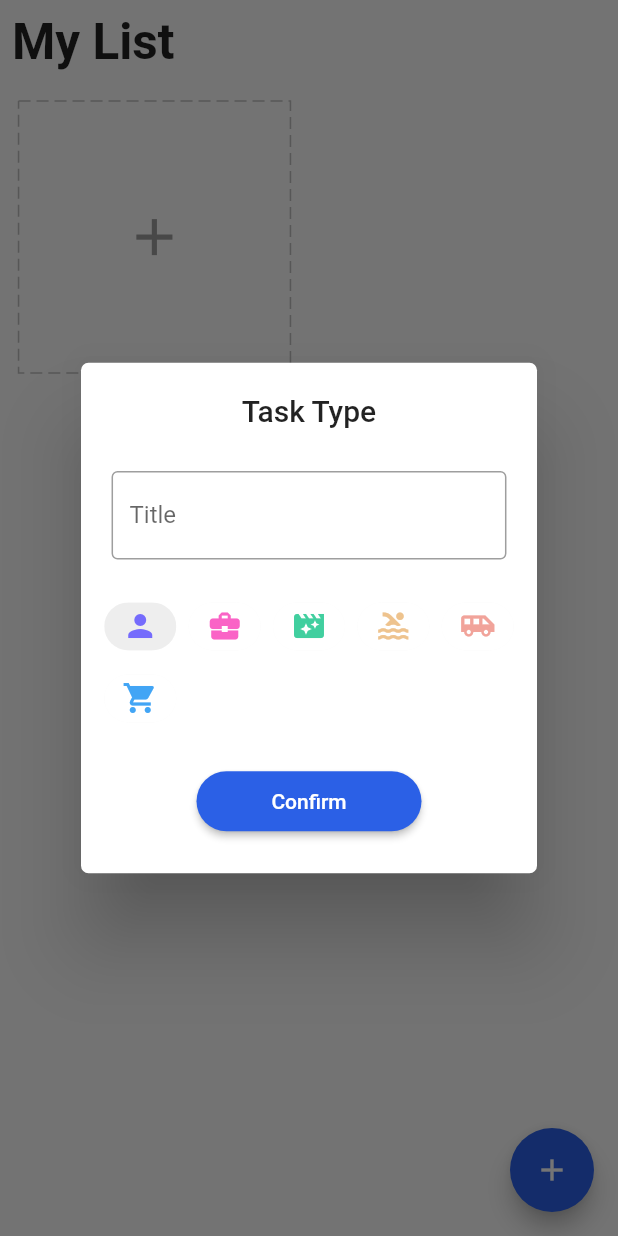
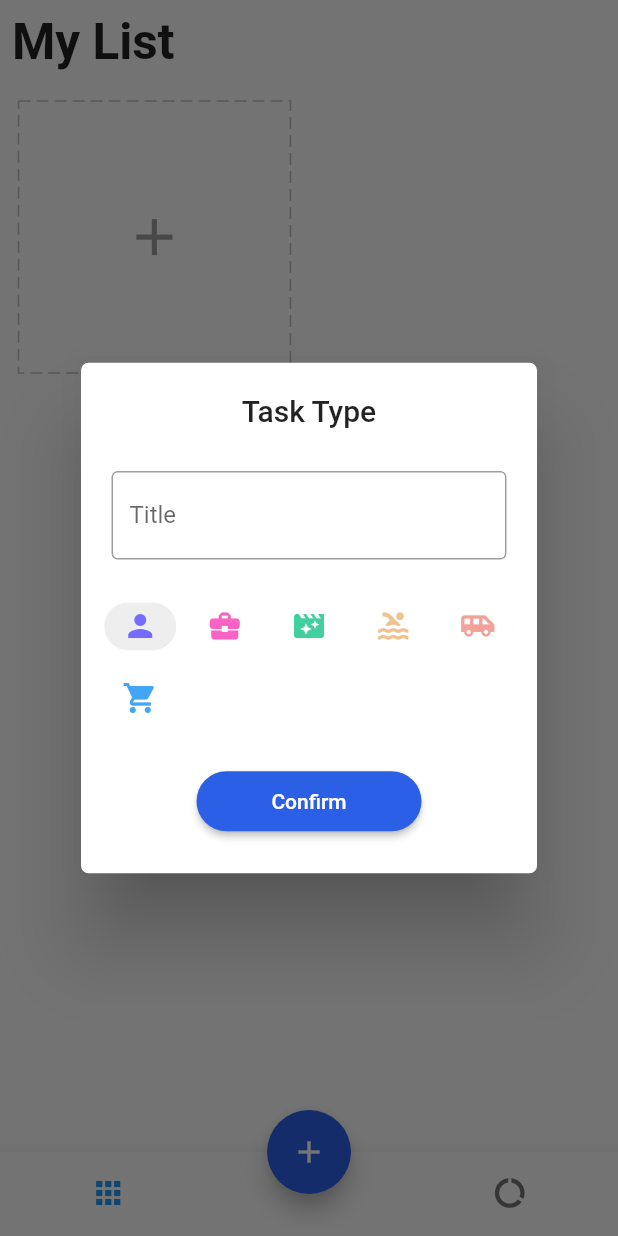
Before and after one commit to mariugo/docket, a Flutter app: the screen it shows after launch, after a tap on the "add" icon, on a phone screen of 412 x 824 dp. Run offline on Flutter 3.47's test engine with Material 2 defaults, Android fonts, the phone set to English and light mode, and no system bars; drawn by our look-alikes of dotted_border; our stand-ins replace equatable, flutter_easyloading, get, get_storage, step_progress_indicator.

Commit message:
Doing and Done feat done

```diff
--- a/lib/modules/home/home_controller.dart
+++ b/lib/modules/home/home_controller.dart
@@ -16,6 +16,7 @@ class HomeController extends GetxController {
   final isDeleting = false.obs;
   final doingTodos = <dynamic>[].obs;
   final doneTodos = <dynamic>[].obs;
+  final tabIndex = 0.obs;
 
   HomeController({
     required this.taskRepository,
@@ -32,6 +33,10 @@ class HomeController extends GetxController {
   void dispose() {
     editController.dispose();
     super.dispose();
+  }
+
+  void changeTabIndex(int index) {
+    tabIndex.value = index;
   }
 
   void changeDeleting(bool value) {
--- a/lib/modules/home/home_view.dart
+++ b/lib/modules/home/home_view.dart
@@ -1,14 +1,15 @@
-import 'package:docket/core/values/colors.dart';
-import 'package:docket/data/model/task.dart';
-import 'package:docket/modules/home/widgets/add_card_widget.dart';
-import 'package:docket/modules/home/widgets/add_todo_dialog_widget.dart';
-import 'package:docket/modules/home/widgets/task_card_widget.dart';
 import 'package:flutter/material.dart';
 import 'package:flutter_easyloading/flutter_easyloading.dart';
 import 'package:get/get.dart';
 
 import '/modules/home/home_controller.dart';
 import '/core/utils/extensions.dart';
+import '/core/values/colors.dart';
+import '/data/model/task.dart';
+import '/modules/home/widgets/add_card_widget.dart';
+import '/modules/home/widgets/add_todo_dialog_widget.dart';
+import '/modules/home/widgets/task_card_widget.dart';
+import '/modules/report/report_view.dart';
 
 class HomeView extends GetView<HomeController> {
   const HomeView({Key? key}) : super(key: key);
@@ -16,7 +17,11 @@ class HomeView extends GetView<HomeController> {
   @override
   Widget build(BuildContext context) {
     return Scaffold(
-      body: SafeArea(
+      body: Obx(
+        () => IndexedStack(
+          index: controller.tabIndex.value,
+          children: [
+            SafeArea(
               child: ListView(
                 children: [
                   Padding(
@@ -60,6 +65,11 @@ class HomeView extends GetView<HomeController> {
                 ],
               ),
             ),
+            const ReportView(),
+          ],
+        ),
+      ),
+      floatingActionButtonLocation: FloatingActionButtonLocation.centerDocked,
       floatingActionButton: DragTarget<Task>(
         builder: (_, __, ___) {
           return Obx(
@@ -86,6 +96,36 @@ class HomeView extends GetView<HomeController> {
           EasyLoading.showSuccess('Task deleted');
         },
       ),
+      bottomNavigationBar: BottomNavigationBar(
+        onTap: (int index) => controller.changeTabIndex(index),
+        currentIndex: controller.tabIndex.value,
+        showSelectedLabels: false,
+        showUnselectedLabels: false,
+        items: [
+          BottomNavigationBarItem(
+            label: 'Home',
+            icon: Padding(
+              padding: EdgeInsets.only(
+                right: 15.0.widthPoints,
+              ),
+              child: const Icon(
+                Icons.apps,
+              ),
+            ),
+          ),
+          BottomNavigationBarItem(
+            label: 'Report',
+            icon: Padding(
+              padding: EdgeInsets.only(
+                left: 15.0.widthPoints,
+              ),
+              child: const Icon(
+                Icons.data_usage,
+              ),
+            ),
+          ),
+        ],
+      ),
     );
   }
 }
--- /dev/null
+++ b/lib/modules/report/report_view.dart
@@ -0,0 +1,12 @@
+import 'package:flutter/material.dart';
+
+class ReportView extends StatelessWidget {
+  const ReportView({Key? key}) : super(key: key);
+
+  @override
+  Widget build(BuildContext context) {
+    return Scaffold(
+      body: Center(),
+    );
+  }
+}
```
Lines whose indentation alone changed are shown as unchanged.
